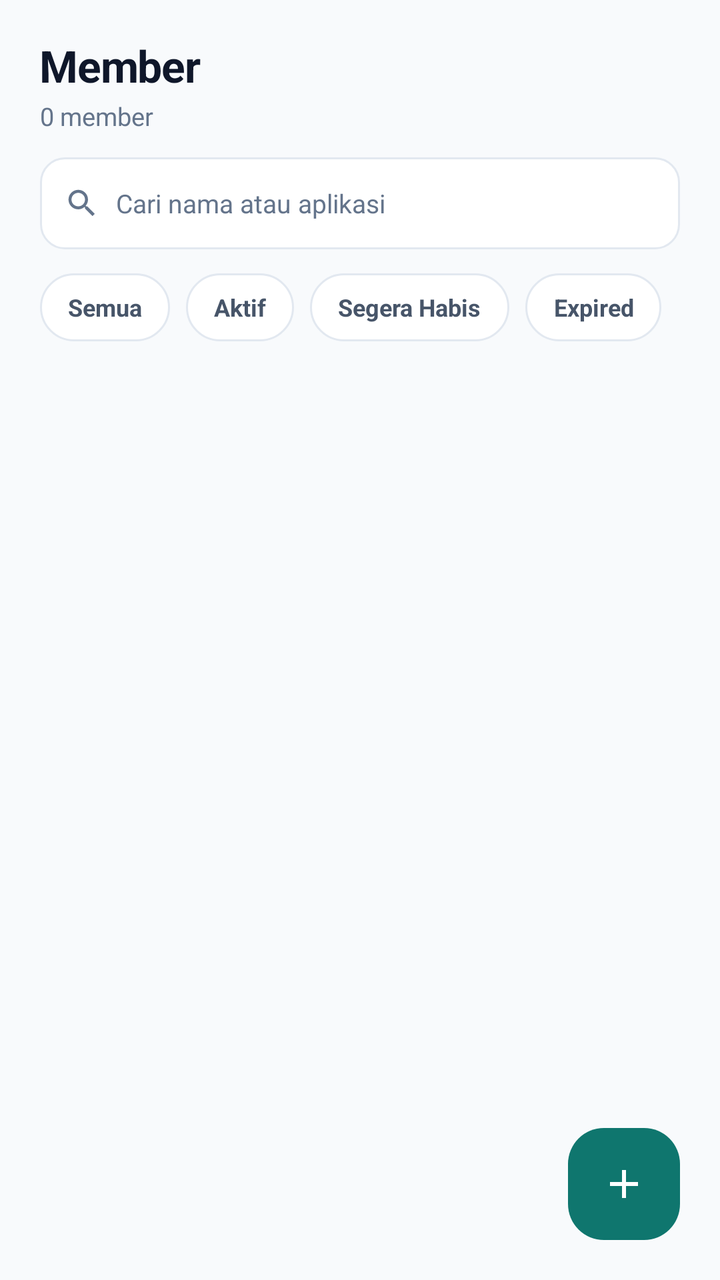
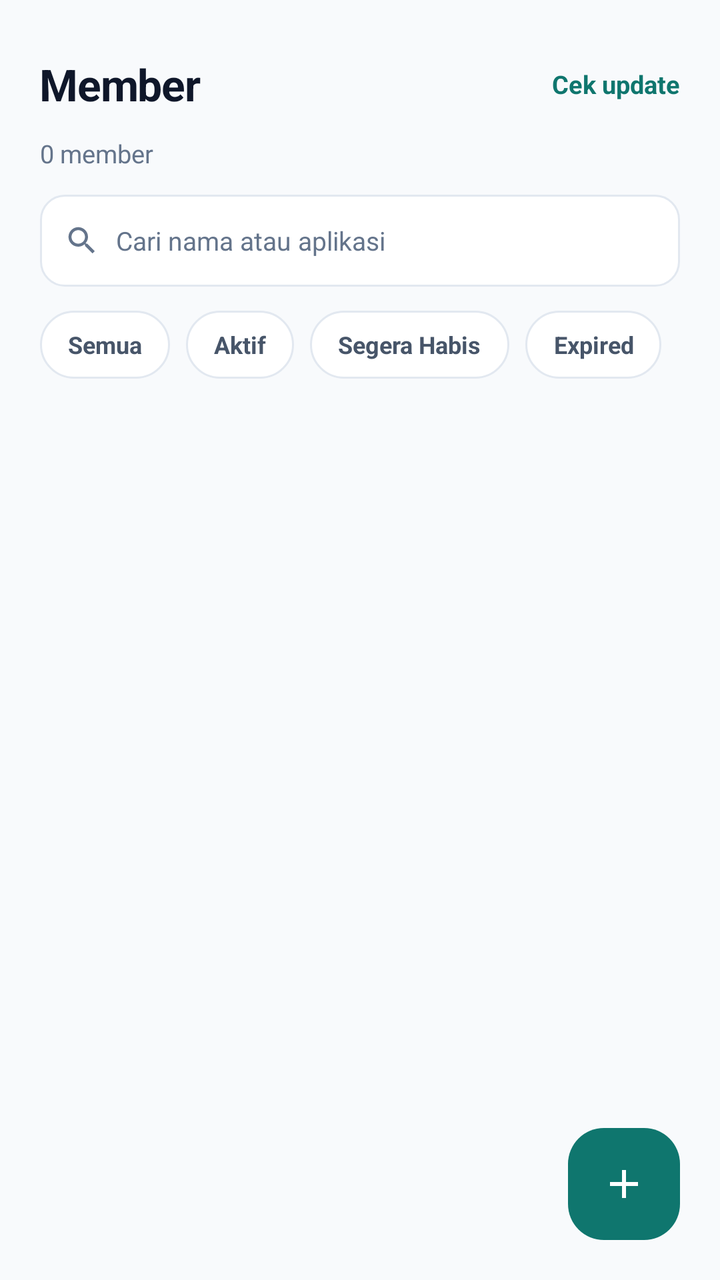

Two renders of the same Android screen: before a commit and after it. Below are the layout's source before the change and the commit's diff.
<!-- AndroidManifest.xml: application theme Theme.MemberKit -->
<!-- res/layout/activity_main.xml -->
<?xml version="1.0" encoding="utf-8"?>
<LinearLayout xmlns:android="http://schemas.android.com/apk/res/android"
    xmlns:tools="http://schemas.android.com/tools"
    android:layout_width="match_parent"
    android:layout_height="match_parent"
    android:orientation="vertical"
    android:background="@color/bg">

    <LinearLayout
        android:layout_width="match_parent"
        android:layout_height="wrap_content"
        android:orientation="vertical"
        android:paddingStart="20dp"
        android:paddingEnd="20dp"
        android:paddingTop="18dp"
        android:paddingBottom="12dp">

        <TextView
            android:id="@+id/title"
            android:layout_width="wrap_content"
            android:layout_height="wrap_content"
            android:text="Member"
            android:textColor="@color/fg"
            android:textSize="22sp"
            android:textStyle="bold"
            android:letterSpacing="-0.02" />

        <TextView
            android:id="@+id/subtitle"
            android:layout_width="wrap_content"
            android:layout_height="wrap_content"
            android:layout_marginTop="2dp"
            android:text="0 member"
            android:textColor="@color/muted"
            android:textSize="12.5sp" />
    </LinearLayout>

    <LinearLayout
        android:layout_width="match_parent"
        android:layout_height="wrap_content"
        android:orientation="horizontal"
        android:gravity="center_vertical"
        android:background="@drawable/bg_input"
        android:paddingStart="12dp"
        android:paddingEnd="12dp"
        android:layout_marginStart="20dp"
        android:layout_marginEnd="20dp"
        android:minHeight="46dp">

        <ImageView
            android:layout_width="18dp"
            android:layout_height="18dp"
            android:src="@drawable/ic_search"
            android:contentDescription="@null" />

        <EditText
            android:id="@+id/search"
            android:layout_width="match_parent"
            android:layout_height="wrap_content"
            android:layout_marginStart="8dp"
            android:background="@null"
            android:hint="Cari nama atau aplikasi"
            android:inputType="text"
            android:imeOptions="actionSearch"
            android:paddingTop="10dp"
            android:paddingBottom="10dp"
            android:textColor="@color/fg"
            android:textColorHint="@color/muted"
            android:textSize="13sp"
            android:importantForAutofill="no" />
    </LinearLayout>

    <HorizontalScrollView
        android:layout_width="match_parent"
        android:layout_height="wrap_content"
        android:layout_marginTop="12dp"
        android:paddingStart="20dp"
        android:paddingEnd="20dp"
        android:scrollbars="none"
        android:clipToPadding="false">

        <LinearLayout
            android:layout_width="wrap_content"
            android:layout_height="wrap_content"
            android:orientation="horizontal">

            <TextView
                android:id="@+id/chipAll"
                style="@style/Chip"
                android:text="Semua" />

            <TextView
                android:id="@+id/chipActive"
                style="@style/Chip"
                android:text="Aktif" />

            <TextView
                android:id="@+id/chipSoon"
                style="@style/Chip"
                android:text="Segera Habis" />

            <TextView
                android:id="@+id/chipExpired"
                style="@style/Chip"
                android:text="Expired" />
        </LinearLayout>
    </HorizontalScrollView>

    <FrameLayout
        android:layout_width="match_parent"
        android:layout_height="0dp"
        android:layout_weight="1">

        <androidx.recyclerview.widget.RecyclerView
            android:id="@+id/list"
            android:layout_width="match_parent"
            android:layout_height="match_parent"
            android:clipToPadding="false"
            android:paddingStart="20dp"
            android:paddingEnd="20dp"
            android:paddingTop="14dp"
            android:paddingBottom="96dp"
            android:scrollbars="none" />

        <LinearLayout
            android:id="@+id/empty"
            android:layout_width="match_parent"
            android:layout_height="wrap_content"
            android:layout_gravity="center"
            android:orientation="vertical"
            android:gravity="center"
            android:paddingStart="40dp"
            android:paddingEnd="40dp"
            android:visibility="gone">

            <TextView
                android:layout_width="wrap_content"
                android:layout_height="wrap_content"
                android:text="Belum ada member"
                android:textColor="@color/fg"
                android:textSize="15sp"
                android:textStyle="bold" />

            <TextView
                android:layout_width="match_parent"
                android:layout_height="wrap_content"
                android:layout_marginTop="6dp"
                android:gravity="center"
                android:text="Tekan tombol + untuk menambah member pertama kamu."
                android:textColor="@color/muted"
                android:textSize="12.5sp"
                android:lineSpacingExtra="3dp" />
        </LinearLayout>

        <ImageButton
            android:id="@+id/fab"
            android:layout_width="56dp"
            android:layout_height="56dp"
            android:layout_gravity="bottom|end"
            android:layout_marginEnd="20dp"
            android:layout_marginBottom="20dp"
            android:background="@drawable/bg_fab"
            android:src="@drawable/ic_add"
            android:contentDescription="Tambah member"
            android:stateListAnimator="@null" />
    </FrameLayout>
</LinearLayout>
<!-- resources referenced by this layout -->
<resources>
  <color name="bg">#FFF8FAFC</color>
  <color name="fg">#FF0F172A</color>
  <color name="muted">#FF64748B</color>
  <!-- drawable bg_fab (drawable) -->
  <?xml version="1.0" encoding="utf-8"?>
  <selector xmlns:android="http://schemas.android.com/apk/res/android">
      <item android:state_pressed="true">
          <shape android:shape="rectangle">
              <solid android:color="@color/primary_deep" />
              <corners android:radius="18dp" />
          </shape>
      </item>
      <item>
          <shape android:shape="rectangle">
              <solid android:color="@color/primary_dark" />
              <corners android:radius="18dp" />
          </shape>
      </item>
  </selector>
  <!-- drawable bg_input (drawable) -->
  <?xml version="1.0" encoding="utf-8"?>
  <shape xmlns:android="http://schemas.android.com/apk/res/android" android:shape="rectangle">
      <solid android:color="@color/card" />
      <stroke android:width="1dp" android:color="@color/border" />
      <corners android:radius="12dp" />
  </shape>
  <!-- drawable ic_add (drawable) -->
  <vector xmlns:android="http://schemas.android.com/apk/res/android"
      android:width="24dp" android:height="24dp"
      android:viewportWidth="24" android:viewportHeight="24"
      android:tint="#FFFFFF">
      <path android:fillColor="#FFFFFF" android:pathData="M11,5h2v14h-2z M5,11h14v2H5z" />
  </vector>
  <!-- drawable ic_search (drawable) -->
  <vector xmlns:android="http://schemas.android.com/apk/res/android"
      android:width="18dp" android:height="18dp"
      android:viewportWidth="24" android:viewportHeight="24"
      android:tint="#64748B">
      <path android:fillColor="#64748B" android:pathData="M15.5,14h-0.8l-0.3,-0.3c1,-1.1 1.6,-2.6 1.6,-4.2 0,-3.6 -2.9,-6.5 -6.5,-6.5S3,5.9 3,9.5 5.9,16 9.5,16c1.6,0 3.1,-0.6 4.2,-1.6l0.3,0.3v0.8l5,5 1.5,-1.5 -5,-5zM9.5,14C7,14 5,12 5,9.5S7,5 9.5,5 14,7 14,9.5 12,14 9.5,14z" />
  </vector>
  <style name="Theme.MemberKit" parent="Theme.Material3.Light.NoActionBar">
          <item name="colorPrimary">@color/primary_deep</item>
          <item name="colorOnPrimary">#FFFFFFFF</item>
          <item name="colorSecondary">@color/primary</item>
          <item name="colorSurface">@color/card</item>
          <item name="colorOnSurface">@color/fg</item>
          <item name="android:colorBackground">@color/bg</item>
          <item name="android:statusBarColor">@color/bg</item>
          <item name="android:navigationBarColor">@color/card</item>
          <item name="android:windowLightStatusBar">true</item>
          <item name="android:windowLightNavigationBar" tools:targetApi="27">true</item>
      </style>
  <color name="primary_deep">#FF115E59</color>
  <color name="primary_dark">#FF0F766E</color>
  <color name="card">#FFFFFFFF</color>
  <color name="border">#FFE2E8F0</color>
  <!-- drawable bg_chip (drawable) -->
  <?xml version="1.0" encoding="utf-8"?>
  <selector xmlns:android="http://schemas.android.com/apk/res/android">
      <item android:state_selected="true">
          <shape android:shape="rectangle">
              <solid android:color="@color/primary_deep" />
              <corners android:radius="99dp" />
          </shape>
      </item>
      <item>
          <shape android:shape="rectangle">
              <solid android:color="@color/card" />
              <stroke android:width="1dp" android:color="@color/border" />
              <corners android:radius="99dp" />
          </shape>
      </item>
  </selector>
  <color name="fg2">#FF475569</color>
  <color name="primary">#FF0D9488</color>
  <!-- unchanged entries left out for length: 1 -->
</resources>

<!-- the commit's change to res/layout/activity_main.xml (unified diff, before → after) -->
@@ -15,6 +15,12 @@
         android:paddingTop="18dp"
         android:paddingBottom="12dp">
 
+        <LinearLayout
+            android:layout_width="match_parent"
+            android:layout_height="wrap_content"
+            android:gravity="center_vertical"
+            android:orientation="horizontal">
+
         <TextView
             android:id="@+id/title"
             android:layout_width="wrap_content"
@@ -24,6 +30,23 @@
             android:textSize="22sp"
             android:textStyle="bold"
             android:letterSpacing="-0.02" />
+
+        <TextView
+            android:id="@+id/cekUpdate"
+            android:layout_width="wrap_content"
+            android:layout_height="48dp"
+            android:layout_weight="1"
+            android:gravity="end|center_vertical"
+            android:paddingStart="8dp"
+            android:paddingEnd="0dp"
+            android:text="Cek update"
+            android:textColor="@color/primary_dark"
+            android:textSize="12.5sp"
+            android:textStyle="bold"
+            android:clickable="true"
+            android:focusable="true"
+            android:background="?attr/selectableItemBackground" />
+        </LinearLayout>
 
         <TextView
             android:id="@+id/subtitle"
